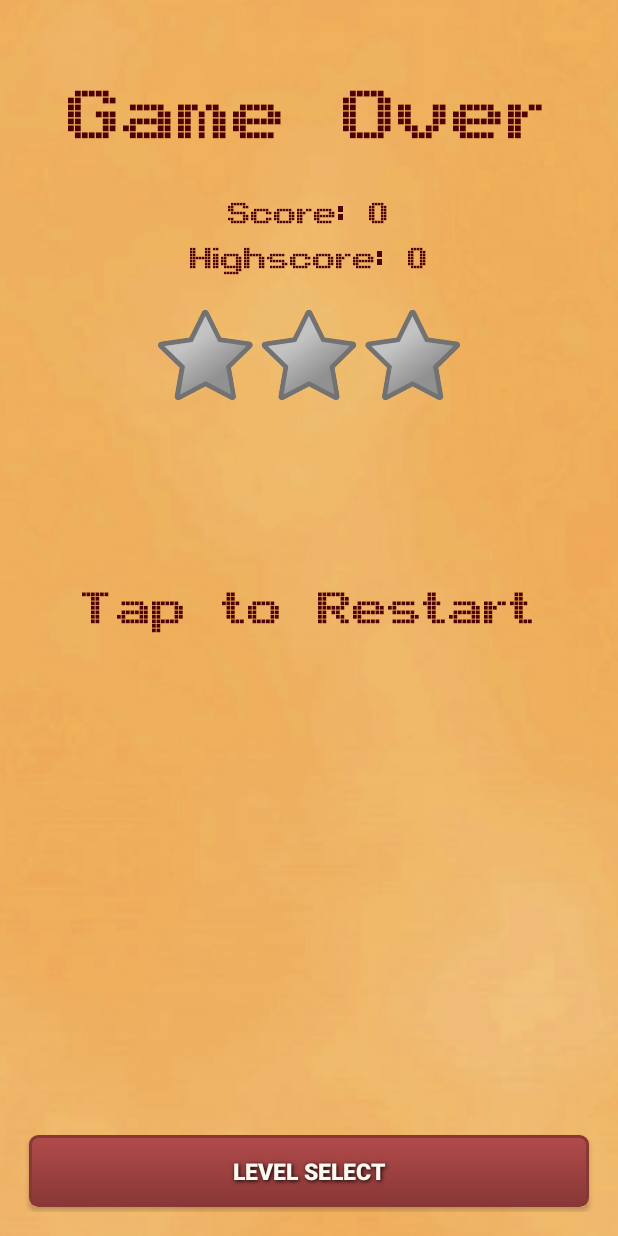
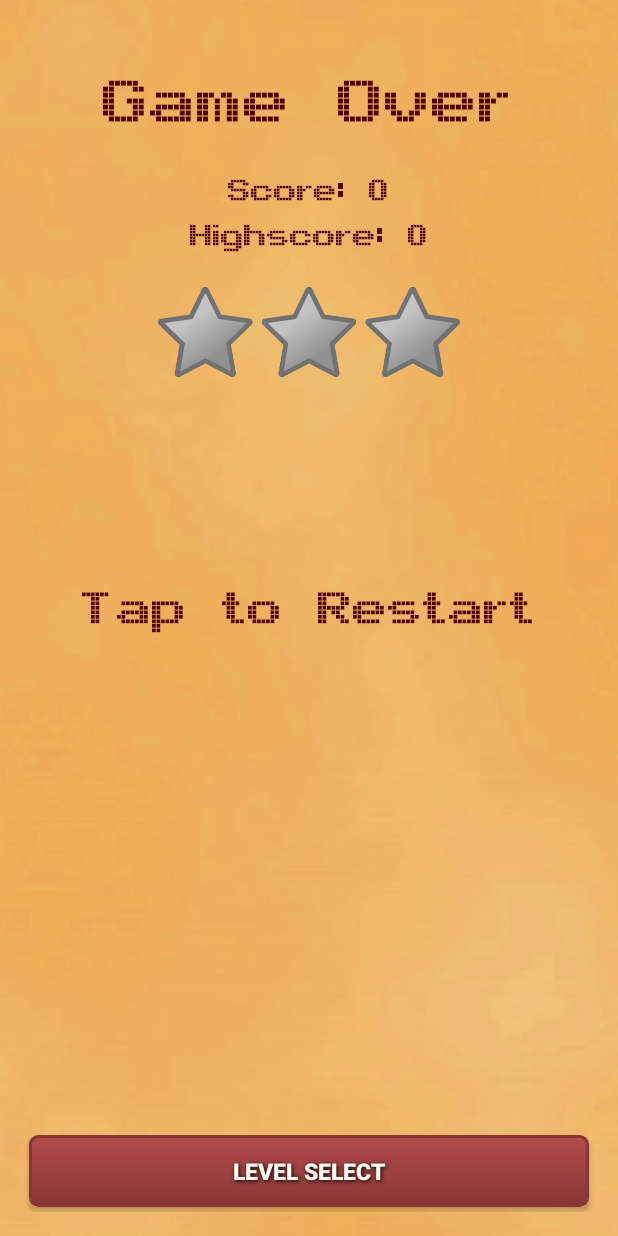
Before and after one commit to GovertJaap/On-The-Spot, an Android app: the GameOver screen opened directly, with no data from a screen before it, on a phone screen of 412 x 824 dp. Run offline under Robolectric (Android 15) with nearby library versions, the phone set to English and light mode, and no system bars; 6 statements that could not run were skipped.

Commit message:
Final Version 1.0
Yeah Boy

```diff
--- a/app/src/main/res/layout/activity_game_over.xml
+++ b/app/src/main/res/layout/activity_game_over.xml
@@ -14,10 +14,10 @@
         android:textAppearance="?android:attr/textAppearanceLarge"
         android:text="Game Over"
         android:id="@+id/gameOver"
-        android:textSize="70sp"
+        android:textSize="60sp"
         android:textColor="#4F0101"
         android:gravity="center"
-        android:layout_marginTop="35dp"
+        android:layout_marginTop="30dp"
         android:layout_alignParentTop="true"
         android:layout_centerHorizontal="true" />
 
--- a/app/src/main/res/layout/activity_lvl_won.xml
+++ b/app/src/main/res/layout/activity_lvl_won.xml
@@ -18,7 +18,7 @@
         android:textColor="#4F0101"
         android:gravity="center"
         android:lineSpacingMultiplier="0.9"
-        android:layout_marginTop="48dp"
+        android:layout_marginTop="40dp"
         android:layout_alignParentTop="true"
         android:layout_centerHorizontal="true" />
 
@@ -66,7 +66,7 @@
         android:layout_alignParentStart="true"
         android:background="@drawable/red_button"
         style="@style/ButtonText"
-        android:layout_above="@+id/GotoMenuWon" />
+        android:layout_above="@+id/GotoLvlSelectWon" />
 
     <Button
         android:layout_width="match_parent"
--- a/app/src/main/res/layout/activity_options.xml
+++ b/app/src/main/res/layout/activity_options.xml
@@ -48,5 +48,4 @@
         style="@style/ButtonText"
         android:layout_below="@+id/resetUnlocks"
         android:layout_centerHorizontal="true" />
-
 </RelativeLayout>
```
Also changed, not shown: app/src/main/java/com/lekkergewoon/android/onthespot/MainActivity.java (+4 -4 lines), 2 other files.
